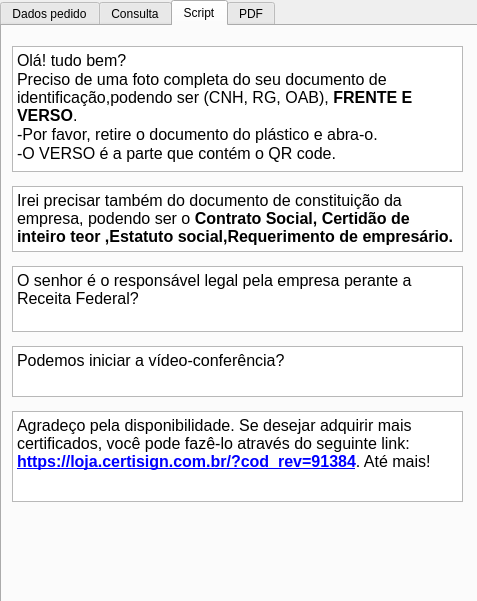
Qt form interface.ui (RafaelNegrao/Interface-certificado) before a commit.
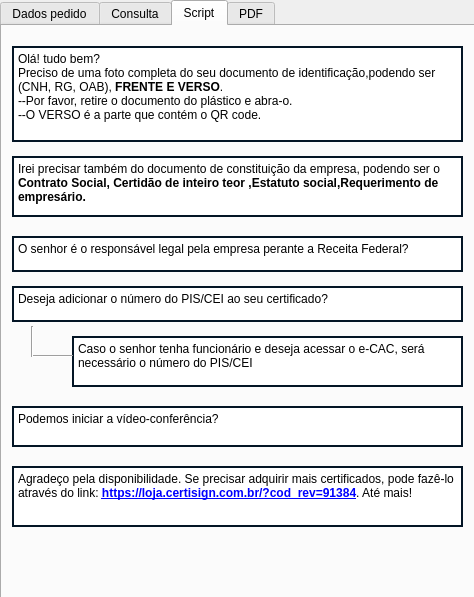
The same form after that commit. The open tabs and pages were chosen to show the change.

Commit message: Adicionado usabilidade de Widget

The edit to the form file:
```diff
--- a/interface.ui
+++ b/interface.ui
@@ -6,8 +6,8 @@
    <rect>
     <x>0</x>
     <y>0</y>
-    <width>477</width>
-    <height>601</height>
+    <width>474</width>
+    <height>597</height>
    </rect>
   </property>
   <property name="palette">
@@ -66,7 +66,7 @@
       <x>0</x>
       <y>0</y>
       <width>481</width>
-      <height>651</height>
+      <height>606</height>
      </rect>
     </property>
     <property name="maximumSize">
@@ -1765,13 +1765,13 @@
         <x>10</x>
         <y>20</y>
         <width>451</width>
-        <height>126</height>
+        <height>96</height>
        </rect>
       </property>
       <property name="font">
        <font>
         <family>Helvetica</family>
-        <pointsize>12</pointsize>
+        <pointsize>9</pointsize>
         <weight>50</weight>
         <bold>false</bold>
        </font>
@@ -1779,30 +1779,34 @@
       <property name="cursor" stdset="0">
        <cursorShape>PointingHandCursor</cursorShape>
       </property>
+      <property name="styleSheet">
+       <string notr="true">border: 2px solid #031525;
+</string>
+      </property>
       <property name="html">
        <string>&lt;!DOCTYPE HTML PUBLIC &quot;-//W3C//DTD HTML 4.0//EN&quot; &quot;http://www.w3.org/TR/REC-html40/strict.dtd&quot;&gt;
 &lt;html&gt;&lt;head&gt;&lt;meta name=&quot;qrichtext&quot; content=&quot;1&quot; /&gt;&lt;style type=&quot;text/css&quot;&gt;
 p, li { white-space: pre-wrap; }
-&lt;/style&gt;&lt;/head&gt;&lt;body style=&quot; font-family:'Helvetica','Helvetica'; font-size:12pt; font-weight:400; font-style:normal;&quot;&gt;
-&lt;p style=&quot; margin-top:0px; margin-bottom:0px; margin-left:0px; margin-right:0px; -qt-block-indent:0; text-indent:0px;&quot;&gt;Olá! tudo bem?&lt;/p&gt;
-&lt;p style=&quot; margin-top:0px; margin-bottom:0px; margin-left:0px; margin-right:0px; -qt-block-indent:0; text-indent:0px;&quot;&gt;Preciso de uma foto completa do seu documento de identificação,podendo ser (CNH, RG, OAB),&lt;span style=&quot; font-weight:600;&quot;&gt; FRENTE E VERSO&lt;/span&gt;.&lt;/p&gt;
-&lt;p style=&quot; margin-top:0px; margin-bottom:0px; margin-left:0px; margin-right:0px; -qt-block-indent:0; text-indent:0px;&quot;&gt;-Por favor, retire o documento do plástico e abra-o. &lt;/p&gt;
-&lt;p style=&quot; margin-top:0px; margin-bottom:0px; margin-left:0px; margin-right:0px; -qt-block-indent:0; text-indent:0px;&quot;&gt;-O VERSO é a parte que contém o QR code.&lt;/p&gt;&lt;/body&gt;&lt;/html&gt;</string>
+&lt;/style&gt;&lt;/head&gt;&lt;body style=&quot; font-family:'Helvetica'; font-size:9pt; font-weight:400; font-style:normal;&quot;&gt;
+&lt;p style=&quot; margin-top:0px; margin-bottom:0px; margin-left:0px; margin-right:0px; -qt-block-indent:0; text-indent:0px;&quot;&gt;&lt;span style=&quot; font-family:'Helvetica','Helvetica';&quot;&gt;Olá! tudo bem?&lt;/span&gt;&lt;/p&gt;
+&lt;p style=&quot; margin-top:0px; margin-bottom:0px; margin-left:0px; margin-right:0px; -qt-block-indent:0; text-indent:0px;&quot;&gt;&lt;span style=&quot; font-family:'Helvetica','Helvetica';&quot;&gt;Preciso de uma foto completa do seu documento de identificação,podendo ser (CNH, RG, OAB),&lt;/span&gt;&lt;span style=&quot; font-family:'Helvetica','Helvetica'; font-weight:600;&quot;&gt; FRENTE E VERSO&lt;/span&gt;&lt;span style=&quot; font-family:'Helvetica','Helvetica';&quot;&gt;.&lt;/span&gt;&lt;/p&gt;
+&lt;p style=&quot; margin-top:0px; margin-bottom:0px; margin-left:0px; margin-right:0px; -qt-block-indent:0; text-indent:0px;&quot;&gt;&lt;span style=&quot; font-family:'Helvetica','Helvetica';&quot;&gt;--Por favor, retire o documento do plástico e abra-o. &lt;/span&gt;&lt;/p&gt;
+&lt;p style=&quot; margin-top:0px; margin-bottom:0px; margin-left:0px; margin-right:0px; -qt-block-indent:0; text-indent:0px;&quot;&gt;&lt;span style=&quot; font-family:'Helvetica','Helvetica';&quot;&gt;--O VERSO é a parte que contém o QR code.&lt;/span&gt;&lt;/p&gt;&lt;/body&gt;&lt;/html&gt;</string>
       </property>
      </widget>
      <widget class="QTextEdit" name="campo_msg3">
       <property name="geometry">
        <rect>
         <x>10</x>
-        <y>240</y>
+        <y>210</y>
         <width>451</width>
-        <height>66</height>
+        <height>36</height>
        </rect>
       </property>
       <property name="font">
        <font>
         <family>Helvetica</family>
-        <pointsize>12</pointsize>
+        <pointsize>9</pointsize>
         <weight>50</weight>
         <bold>false</bold>
        </font>
@@ -1810,27 +1814,31 @@
       <property name="cursor" stdset="0">
        <cursorShape>PointingHandCursor</cursorShape>
       </property>
+      <property name="styleSheet">
+       <string notr="true">border: 2px solid #031525;
+</string>
+      </property>
       <property name="html">
        <string>&lt;!DOCTYPE HTML PUBLIC &quot;-//W3C//DTD HTML 4.0//EN&quot; &quot;http://www.w3.org/TR/REC-html40/strict.dtd&quot;&gt;
 &lt;html&gt;&lt;head&gt;&lt;meta name=&quot;qrichtext&quot; content=&quot;1&quot; /&gt;&lt;style type=&quot;text/css&quot;&gt;
 p, li { white-space: pre-wrap; }
-&lt;/style&gt;&lt;/head&gt;&lt;body style=&quot; font-family:'Helvetica','Helvetica'; font-size:12pt; font-weight:400; font-style:normal;&quot;&gt;
-&lt;p style=&quot; margin-top:0px; margin-bottom:0px; margin-left:0px; margin-right:0px; -qt-block-indent:0; text-indent:0px;&quot;&gt;O senhor é o responsável legal pela empresa perante a Receita Federal?&lt;/p&gt;&lt;/body&gt;&lt;/html&gt;</string>
+&lt;/style&gt;&lt;/head&gt;&lt;body style=&quot; font-family:'Helvetica'; font-size:9pt; font-weight:400; font-style:normal;&quot;&gt;
+&lt;p style=&quot; margin-top:0px; margin-bottom:0px; margin-left:0px; margin-right:0px; -qt-block-indent:0; text-indent:0px;&quot;&gt;&lt;span style=&quot; font-family:'Helvetica','Helvetica';&quot;&gt;O senhor é o responsável legal pela empresa perante a Receita Federal?&lt;/span&gt;&lt;/p&gt;&lt;/body&gt;&lt;/html&gt;</string>
       </property>
      </widget>
-     <widget class="QTextEdit" name="campo_msg5">
+     <widget class="QTextEdit" name="campo_msg7">
       <property name="geometry">
        <rect>
         <x>10</x>
-        <y>385</y>
+        <y>440</y>
         <width>451</width>
-        <height>91</height>
+        <height>61</height>
        </rect>
       </property>
       <property name="font">
        <font>
         <family>Helvetica</family>
-        <pointsize>12</pointsize>
+        <pointsize>9</pointsize>
         <weight>50</weight>
         <bold>false</bold>
        </font>
@@ -1838,27 +1846,31 @@
       <property name="cursor" stdset="0">
        <cursorShape>PointingHandCursor</cursorShape>
       </property>
+      <property name="styleSheet">
+       <string notr="true">border: 2px solid #031525;
+</string>
+      </property>
       <property name="html">
        <string>&lt;!DOCTYPE HTML PUBLIC &quot;-//W3C//DTD HTML 4.0//EN&quot; &quot;http://www.w3.org/TR/REC-html40/strict.dtd&quot;&gt;
 &lt;html&gt;&lt;head&gt;&lt;meta name=&quot;qrichtext&quot; content=&quot;1&quot; /&gt;&lt;style type=&quot;text/css&quot;&gt;
 p, li { white-space: pre-wrap; }
-&lt;/style&gt;&lt;/head&gt;&lt;body style=&quot; font-family:'Helvetica','Helvetica'; font-size:12pt; font-weight:400; font-style:normal;&quot;&gt;
-&lt;p style=&quot; margin-top:0px; margin-bottom:0px; margin-left:0px; margin-right:0px; -qt-block-indent:0; text-indent:0px;&quot;&gt;Agradeço pela disponibilidade. Se desejar adquirir mais certificados, você pode fazê-lo através do seguinte link: &lt;a href=&quot;https://loja.certisign.com.br/?cod_rev=91384&quot;&gt;&lt;span style=&quot; font-weight:600; text-decoration: underline; color:#0000ff;&quot;&gt;https://loja.certisign.com.br/?cod_rev=91384&lt;/span&gt;&lt;/a&gt;. Até mais!&lt;/p&gt;&lt;/body&gt;&lt;/html&gt;</string>
+&lt;/style&gt;&lt;/head&gt;&lt;body style=&quot; font-family:'Helvetica'; font-size:9pt; font-weight:400; font-style:normal;&quot;&gt;
+&lt;p style=&quot; margin-top:0px; margin-bottom:0px; margin-left:0px; margin-right:0px; -qt-block-indent:0; text-indent:0px;&quot;&gt;&lt;span style=&quot; font-family:'Helvetica','Helvetica';&quot;&gt;Agradeço pela disponibilidade. Se precisar adquirir mais certificados, pode fazê-lo através do link: &lt;/span&gt;&lt;a href=&quot;https://loja.certisign.com.br/?cod_rev=91384&quot;&gt;&lt;span style=&quot; font-family:'Helvetica','Helvetica'; font-weight:600; text-decoration: underline; color:#0000ff;&quot;&gt;https://loja.certisign.com.br/?cod_rev=91384&lt;/span&gt;&lt;/a&gt;&lt;span style=&quot; font-family:'Helvetica','Helvetica';&quot;&gt;. Até mais!&lt;/span&gt;&lt;/p&gt;&lt;/body&gt;&lt;/html&gt;</string>
       </property>
      </widget>
      <widget class="QTextEdit" name="campo_msg2">
       <property name="geometry">
        <rect>
         <x>10</x>
-        <y>160</y>
+        <y>130</y>
         <width>451</width>
-        <height>66</height>
+        <height>61</height>
        </rect>
       </property>
       <property name="font">
        <font>
         <family>Helvetica</family>
-        <pointsize>12</pointsize>
+        <pointsize>9</pointsize>
         <weight>50</weight>
         <bold>false</bold>
        </font>
@@ -1866,27 +1878,95 @@
       <property name="cursor" stdset="0">
        <cursorShape>PointingHandCursor</cursorShape>
       </property>
+      <property name="styleSheet">
+       <string notr="true">border: 2px solid #031525;
+</string>
+      </property>
       <property name="html">
        <string>&lt;!DOCTYPE HTML PUBLIC &quot;-//W3C//DTD HTML 4.0//EN&quot; &quot;http://www.w3.org/TR/REC-html40/strict.dtd&quot;&gt;
 &lt;html&gt;&lt;head&gt;&lt;meta name=&quot;qrichtext&quot; content=&quot;1&quot; /&gt;&lt;style type=&quot;text/css&quot;&gt;
 p, li { white-space: pre-wrap; }
-&lt;/style&gt;&lt;/head&gt;&lt;body style=&quot; font-family:'Helvetica','Helvetica'; font-size:12pt; font-weight:400; font-style:normal;&quot;&gt;
-&lt;p style=&quot; margin-top:0px; margin-bottom:0px; margin-left:0px; margin-right:0px; -qt-block-indent:0; text-indent:0px;&quot;&gt;Irei precisar também do documento de constituição da empresa, podendo ser o&lt;span style=&quot; font-weight:600;&quot;&gt; Contrato Social, Certidão de inteiro teor ,Estatuto social,Requerimento de empresário.&lt;/span&gt;&lt;/p&gt;&lt;/body&gt;&lt;/html&gt;</string>
+&lt;/style&gt;&lt;/head&gt;&lt;body style=&quot; font-family:'Helvetica'; font-size:9pt; font-weight:400; font-style:normal;&quot;&gt;
+&lt;p style=&quot; margin-top:0px; margin-bottom:0px; margin-left:0px; margin-right:0px; -qt-block-indent:0; text-indent:0px;&quot;&gt;&lt;span style=&quot; font-family:'Helvetica','Helvetica';&quot;&gt;Irei precisar também do documento de constituição da empresa, podendo ser o&lt;/span&gt;&lt;span style=&quot; font-family:'Helvetica','Helvetica'; font-weight:600;&quot;&gt; Contrato Social, Certidão de inteiro teor ,Estatuto social,Requerimento de empresário.&lt;/span&gt;&lt;/p&gt;&lt;/body&gt;&lt;/html&gt;</string>
+      </property>
+     </widget>
+     <widget class="QTextEdit" name="campo_msg6">
+      <property name="geometry">
+       <rect>
+        <x>10</x>
+        <y>380</y>
+        <width>451</width>
+        <height>41</height>
+       </rect>
+      </property>
+      <property name="font">
+       <font>
+        <family>Helvetica</family>
+        <pointsize>9</pointsize>
+        <weight>50</weight>
+        <bold>false</bold>
+       </font>
+      </property>
+      <property name="cursor" stdset="0">
+       <cursorShape>PointingHandCursor</cursorShape>
+      </property>
+      <property name="styleSheet">
+       <string notr="true">border: 2px solid #031525;
+</string>
+      </property>
+      <property name="html">
+       <string>&lt;!DOCTYPE HTML PUBLIC &quot;-//W3C//DTD HTML 4.0//EN&quot; &quot;http://www.w3.org/TR/REC-html40/strict.dtd&quot;&gt;
+&lt;html&gt;&lt;head&gt;&lt;meta name=&quot;qrichtext&quot; content=&quot;1&quot; /&gt;&lt;style type=&quot;text/css&quot;&gt;
+p, li { white-space: pre-wrap; }
+&lt;/style&gt;&lt;/head&gt;&lt;body style=&quot; font-family:'Helvetica'; font-size:9pt; font-weight:400; font-style:normal;&quot;&gt;
+&lt;p style=&quot; margin-top:0px; margin-bottom:0px; margin-left:0px; margin-right:0px; -qt-block-indent:0; text-indent:0px;&quot;&gt;&lt;span style=&quot; font-family:'Helvetica','Helvetica';&quot;&gt;Podemos iniciar a vídeo-conferência?&lt;/span&gt;&lt;/p&gt;&lt;/body&gt;&lt;/html&gt;</string>
       </property>
      </widget>
      <widget class="QTextEdit" name="campo_msg4">
       <property name="geometry">
        <rect>
         <x>10</x>
-        <y>320</y>
+        <y>260</y>
         <width>451</width>
+        <height>36</height>
+       </rect>
+      </property>
+      <property name="font">
+       <font>
+        <family>Helvetica</family>
+        <pointsize>9</pointsize>
+        <weight>50</weight>
+        <bold>false</bold>
+       </font>
+      </property>
+      <property name="cursor" stdset="0">
+       <cursorShape>PointingHandCursor</cursorShape>
+      </property>
+      <property name="styleSheet">
+       <string notr="true">border: 2px solid #031525;
+</string>
+      </property>
+      <property name="html">
+       <string>&lt;!DOCTYPE HTML PUBLIC &quot;-//W3C//DTD HTML 4.0//EN&quot; &quot;http://www.w3.org/TR/REC-html40/strict.dtd&quot;&gt;
+&lt;html&gt;&lt;head&gt;&lt;meta name=&quot;qrichtext&quot; content=&quot;1&quot; /&gt;&lt;style type=&quot;text/css&quot;&gt;
+p, li { white-space: pre-wrap; }
+&lt;/style&gt;&lt;/head&gt;&lt;body style=&quot; font-family:'Helvetica'; font-size:9pt; font-weight:400; font-style:normal;&quot;&gt;
+&lt;p style=&quot; margin-top:0px; margin-bottom:0px; margin-left:0px; margin-right:0px; -qt-block-indent:0; text-indent:0px;&quot;&gt;&lt;span style=&quot; font-family:'Helvetica','Helvetica';&quot;&gt;Deseja adicionar o número do PIS/CEI ao seu certificado?&lt;/span&gt;&lt;/p&gt;&lt;/body&gt;&lt;/html&gt;</string>
+      </property>
+     </widget>
+     <widget class="QTextEdit" name="campo_msg5">
+      <property name="geometry">
+       <rect>
+        <x>70</x>
+        <y>310</y>
+        <width>391</width>
         <height>51</height>
        </rect>
       </property>
       <property name="font">
        <font>
         <family>Helvetica</family>
-        <pointsize>12</pointsize>
+        <pointsize>9</pointsize>
         <weight>50</weight>
         <bold>false</bold>
        </font>
@@ -1894,12 +1974,42 @@
       <property name="cursor" stdset="0">
        <cursorShape>PointingHandCursor</cursorShape>
       </property>
+      <property name="styleSheet">
+       <string notr="true">border: 2px solid #031525;
+</string>
+      </property>
       <property name="html">
        <string>&lt;!DOCTYPE HTML PUBLIC &quot;-//W3C//DTD HTML 4.0//EN&quot; &quot;http://www.w3.org/TR/REC-html40/strict.dtd&quot;&gt;
 &lt;html&gt;&lt;head&gt;&lt;meta name=&quot;qrichtext&quot; content=&quot;1&quot; /&gt;&lt;style type=&quot;text/css&quot;&gt;
 p, li { white-space: pre-wrap; }
-&lt;/style&gt;&lt;/head&gt;&lt;body style=&quot; font-family:'Helvetica','Helvetica'; font-size:12pt; font-weight:400; font-style:normal;&quot;&gt;
-&lt;p style=&quot; margin-top:0px; margin-bottom:0px; margin-left:0px; margin-right:0px; -qt-block-indent:0; text-indent:0px;&quot;&gt;Podemos iniciar a vídeo-conferência?&lt;/p&gt;&lt;/body&gt;&lt;/html&gt;</string>
+&lt;/style&gt;&lt;/head&gt;&lt;body style=&quot; font-family:'Helvetica'; font-size:9pt; font-weight:400; font-style:normal;&quot;&gt;
+&lt;p style=&quot; margin-top:0px; margin-bottom:0px; margin-left:0px; margin-right:0px; -qt-block-indent:0; text-indent:0px;&quot;&gt;&lt;span style=&quot; font-family:'Helvetica','Helvetica';&quot;&gt;Caso o senhor tenha funcionário e deseja acessar o e-CAC, será necessário o número do PIS/CEI&lt;/span&gt;&lt;/p&gt;&lt;/body&gt;&lt;/html&gt;</string>
+      </property>
+     </widget>
+     <widget class="Line" name="line_2">
+      <property name="geometry">
+       <rect>
+        <x>30</x>
+        <y>320</y>
+        <width>41</width>
+        <height>20</height>
+       </rect>
+      </property>
+      <property name="orientation">
+       <enum>Qt::Horizontal</enum>
+      </property>
+     </widget>
+     <widget class="Line" name="line_3">
+      <property name="geometry">
+       <rect>
+        <x>20</x>
+        <y>300</y>
+        <width>21</width>
+        <height>31</height>
+       </rect>
+      </property>
+      <property name="orientation">
+       <enum>Qt::Vertical</enum>
       </property>
      </widget>
     </widget>
```
Left out of the diff: 357 changed lines with no effect on the pictures. The commit also changes 4 other files.
